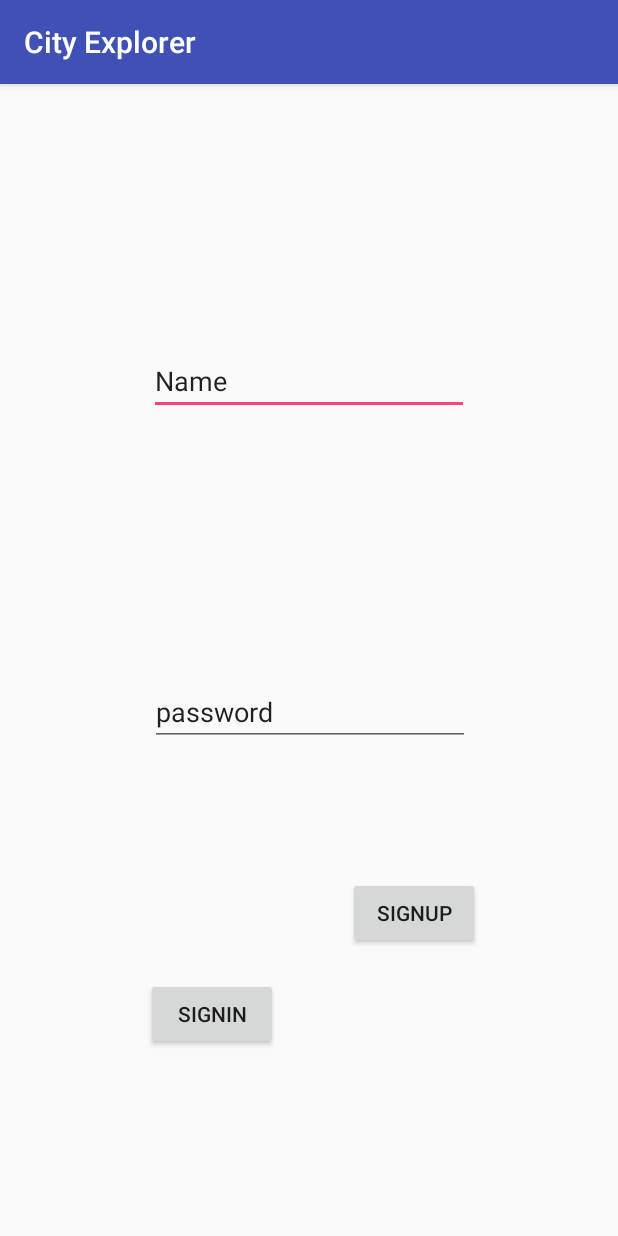
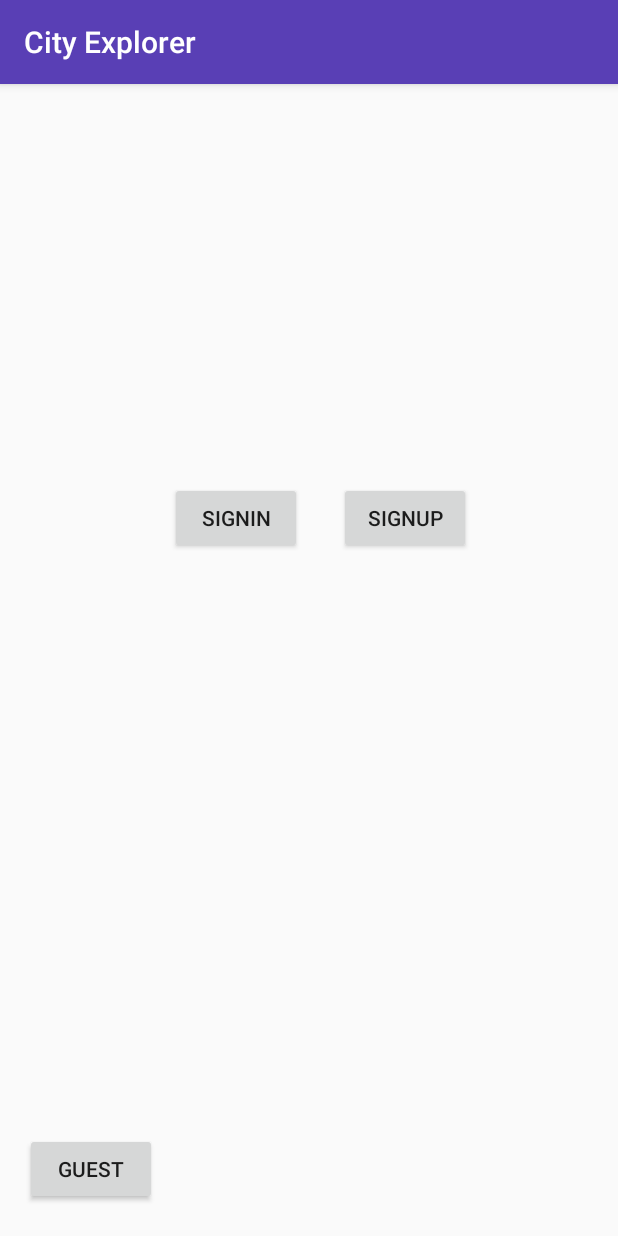
Before and after one commit to 25zsams/CityExplorer, an Android app: the screen it shows after launch (MainActivity), on a phone screen of 412 x 824 dp. Run offline under Robolectric (Android 15) with nearby library versions, the phone set to English and light mode, and no system bars; our stand-ins replace Firebase (no records; nobody signed in at launch, a user with empty details on screens opened directly).

Commit message:
map added

```diff
--- a/app/build.gradle
+++ b/app/build.gradle
@@ -24,14 +24,16 @@ dependencies {
     implementation 'com.android.support.constraint:constraint-layout:1.0.2'
     implementation 'com.google.firebase:firebase-database:11.0.4'
     implementation 'com.android.support:design:26.1.0'
+    implementation 'com.google.android.gms:play-services-maps:11.0.4'
     testImplementation 'junit:junit:4.12'
     androidTestImplementation 'com.android.support.test:runner:1.0.1'
     androidTestImplementation 'com.android.support.test.espresso:espresso-core:3.0.1'
+    compile 'com.google.android.gms:play-services-location:11.0.4'
+
 }
 
 
 
 
 
-
 apply plugin: 'com.google.gms.google-services'
--- a/app/src/main/java/com/a25zsa/firebasetest/LogIn.java
+++ b/app/src/main/java/com/a25zsa/firebasetest/LogIn.java
@@ -69,7 +69,9 @@ public class LogIn extends AppCompatActivity {
                     String t = value.toString();
 
                     if(t.equals(checkPass)){
-                        Toast.makeText(getBaseContext(), "Logging in, need next page", Toast.LENGTH_LONG).show();
+                        //Toast.makeText(getBaseContext(), "Logging in, need next page", Toast.LENGTH_LONG).show();
+                        Intent createMarker = new Intent(LogIn.this, CreateMapMarker.class);
+                        startActivity(createMarker);
                     }
                     else{
                         Toast.makeText(getBaseContext(), "Incorrect name or pass", Toast.LENGTH_LONG).show();
--- a/app/src/main/java/com/a25zsa/firebasetest/MainActivity.java
+++ b/app/src/main/java/com/a25zsa/firebasetest/MainActivity.java
@@ -23,6 +23,7 @@ public class MainActivity extends AppCompatActivity implements View.OnClickListe
     EditText pass;
     Button signIn;
     Button signUp;
+    Button guest;
     DatabaseReference firebase;
     FirebaseDatabase firebaseData;
 
@@ -32,10 +33,11 @@ public class MainActivity extends AppCompatActivity implements View.OnClickListe
 
         super.onCreate(savedInstanceState);
         setContentView(R.layout.activity_main);
-        user = (EditText)findViewById(R.id.editText);
-        pass = (EditText)findViewById(R.id.editText2);
+        //user = (EditText)findViewById(R.id.editText);
+        //pass = (EditText)findViewById(R.id.editText2);
         signIn = (Button)findViewById(R.id.button2);
         signUp = (Button)findViewById(R.id.button3);
+        guest = (Button)findViewById(R.id.button4);
 
         firebase = FirebaseDatabase.getInstance().getReference("Accounts");
         firebaseData = FirebaseDatabase.getInstance();
@@ -43,6 +45,13 @@ public class MainActivity extends AppCompatActivity implements View.OnClickListe
         //signIn.setOnClickListener(this);
         //signUp.setOnClickListener(this);
         //firebase.addValueEventListener(this);
+        guest.setOnClickListener(new View.OnClickListener(){
+            public void onClick(View view){
+
+                Intent createMarker = new Intent(MainActivity.this, CreateMapMarker.class);
+                startActivity(createMarker);
+            }
+        });
 
         signUp.setOnClickListener(new View.OnClickListener() {
             @Override
--- a/app/src/main/res/layout/activity_main.xml
+++ b/app/src/main/res/layout/activity_main.xml
@@ -6,51 +6,21 @@
     android:layout_height="match_parent"
     tools:context="com.a25zsa.firebasetest.MainActivity">
 
-    <EditText
-        android:id="@+id/editText"
+    <Button
+        android:id="@+id/button2"
         android:layout_width="wrap_content"
         android:layout_height="wrap_content"
         android:layout_marginBottom="8dp"
         android:layout_marginEnd="8dp"
         android:layout_marginStart="8dp"
         android:layout_marginTop="8dp"
-        android:ems="10"
-        android:inputType="textPersonName"
-        android:text="Name"
-        app:layout_constraintBottom_toTopOf="@+id/editText2"
-        app:layout_constraintEnd_toEndOf="parent"
-        app:layout_constraintStart_toStartOf="parent"
-        app:layout_constraintTop_toTopOf="parent" />
-
-    <EditText
-        android:id="@+id/editText2"
-        android:layout_width="wrap_content"
-        android:layout_height="wrap_content"
-        android:layout_marginEnd="8dp"
-        android:layout_marginStart="8dp"
-        android:layout_marginTop="8dp"
-        android:ems="10"
-        android:inputType="textPersonName"
-        android:text="password"
-        app:layout_constraintBottom_toTopOf="@+id/button2"
-        app:layout_constraintEnd_toEndOf="parent"
-        app:layout_constraintHorizontal_bias="0.503"
-        app:layout_constraintStart_toStartOf="parent"
-        app:layout_constraintTop_toTopOf="parent"
-        app:layout_constraintVertical_bias="0.715" />
-
-    <Button
-        android:id="@+id/button2"
-        android:layout_width="wrap_content"
-        android:layout_height="wrap_content"
-        android:layout_marginBottom="124dp"
-        android:layout_marginEnd="148dp"
-        android:layout_marginStart="8dp"
         android:text="SignIn"
         app:layout_constraintBottom_toBottomOf="parent"
         app:layout_constraintEnd_toEndOf="parent"
-        app:layout_constraintHorizontal_bias="0.53"
-        app:layout_constraintStart_toStartOf="parent" />
+        app:layout_constraintHorizontal_bias="0.342"
+        app:layout_constraintStart_toStartOf="parent"
+        app:layout_constraintTop_toTopOf="parent"
+        app:layout_constraintVertical_bias="0.366" />
 
     <Button
         android:id="@+id/button3"
@@ -63,8 +33,24 @@
         android:text="SignUp"
         app:layout_constraintBottom_toBottomOf="parent"
         app:layout_constraintEnd_toEndOf="parent"
-        app:layout_constraintHorizontal_bias="0.728"
+        app:layout_constraintHorizontal_bias="0.707"
         app:layout_constraintStart_toStartOf="parent"
         app:layout_constraintTop_toTopOf="parent"
-        app:layout_constraintVertical_bias="0.74" />
+        app:layout_constraintVertical_bias="0.366" />
+
+    <Button
+        android:id="@+id/button4"
+        android:layout_width="wrap_content"
+        android:layout_height="wrap_content"
+        android:layout_marginBottom="8dp"
+        android:layout_marginEnd="8dp"
+        android:layout_marginStart="8dp"
+        android:layout_marginTop="8dp"
+        android:text="Guest"
+        app:layout_constraintBottom_toBottomOf="parent"
+        app:layout_constraintEnd_toEndOf="parent"
+        app:layout_constraintHorizontal_bias="0.028"
+        app:layout_constraintStart_toStartOf="parent"
+        app:layout_constraintTop_toTopOf="parent"
+        app:layout_constraintVertical_bias="0.982" />
 </android.support.constraint.ConstraintLayout>
--- a/app/src/main/res/values/colors.xml
+++ b/app/src/main/res/values/colors.xml
@@ -1,6 +1,6 @@
 <?xml version="1.0" encoding="utf-8"?>
 <resources>
-    <color name="colorPrimary">#3F51B5</color>
+    <color name="colorPrimary">#593fb5</color>
     <color name="colorPrimaryDark">#303F9F</color>
     <color name="colorAccent">#FF4081</color>
 </resources>
--- a/app/src/main/res/values/strings.xml
+++ b/app/src/main/res/values/strings.xml
@@ -14,4 +14,5 @@
     <string name="permission_rationale">"Contacts permissions are needed for providing email
         completions."
     </string>
+    <string name="title_activity_create_map_marker">Map</string>
 </resources>
--- a/build.gradle
+++ b/build.gradle
@@ -20,6 +20,9 @@ allprojects {
     repositories {
         google()
         jcenter()
+        maven{
+            url "https://maven.google.com"
+        }
     }
 }
 
```
Also changed, not shown: app/src/debug/res/values/google_maps_api.xml (added, +24 -0 lines), app/src/main/AndroidManifest.xml (+23 -1 lines), app/src/main/java/com/a25zsa/firebasetest/CreateMapMarker.java (added, +137 -0 lines), app/src/main/res/layout/activity_create_map_marker.xml (added, +37 -0 lines), 1 other file.
